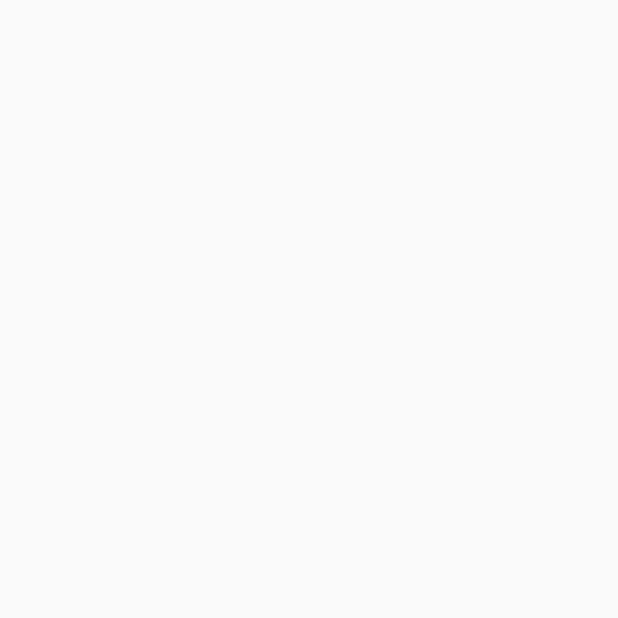
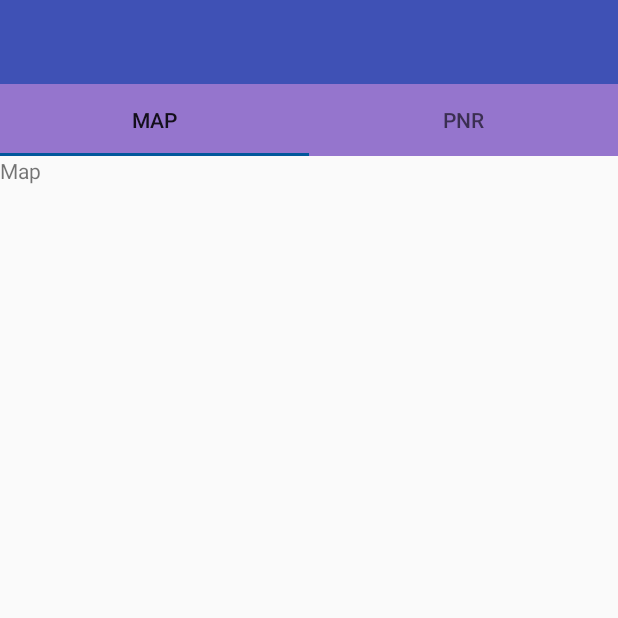
Before and after one commit to rahhulramc/LocationPlusAlarm, an Android app: the AddAlarm screen opened directly, with no data from a screen before it, on a phone screen of 412 x 824 dp, the top half of it. Before the commit the part shown is empty. Run offline under Robolectric (Android 15) with nearby library versions, the phone set to English and light mode, and no system bars.

Commit message:
Add alarm viewpager

```diff
--- a/LocationPlusAlarm/app/build.gradle
+++ b/LocationPlusAlarm/app/build.gradle
@@ -5,11 +5,12 @@ android {
     buildToolsVersion "25.0.2"
     defaultConfig {
         applicationId "com.example.abhisheikh.locationplusalarm"
-        minSdkVersion 21
+        minSdkVersion 16
         targetSdkVersion 25
         versionCode 1
         versionName "1.0"
         testInstrumentationRunner "android.support.test.runner.AndroidJUnitRunner"
+        multiDexEnabled true
     }
     buildTypes {
         release {
@@ -29,5 +30,6 @@ dependencies {
     compile 'com.google.android.gms:play-services:10.2.1'
     compile 'com.android.support:recyclerview-v7:25.3.1'
     compile 'com.android.support:design:25.3.1'
+    compile 'com.android.support:support-v4:25.3.1'
     testCompile 'junit:junit:4.12'
 }
--- a/LocationPlusAlarm/app/src/main/java/com/example/abhisheikh/locationplusalarm/AddAlarm.java
+++ b/LocationPlusAlarm/app/src/main/java/com/example/abhisheikh/locationplusalarm/AddAlarm.java
@@ -1,5 +1,7 @@
 package com.example.abhisheikh.locationplusalarm;
 
+import android.support.design.widget.TabLayout;
+import android.support.v4.view.ViewPager;
 import android.support.v7.app.AppCompatActivity;
 import android.os.Bundle;
 
@@ -9,5 +11,15 @@ public class AddAlarm extends AppCompatActivity {
     protected void onCreate(Bundle savedInstanceState) {
         super.onCreate(savedInstanceState);
         setContentView(R.layout.activity_add_alarm);
+        ViewPager viewPager = (ViewPager) findViewById(R.id.viewpager);
+
+        // Create an adapter that knows which fragment should be shown on each page
+        CategoryAdapter adapter = new CategoryAdapter(this, getSupportFragmentManager());
+
+        // Set the adapter onto the view pager
+        viewPager.setAdapter(adapter);
+
+        TabLayout tabLayout = (TabLayout) findViewById(R.id.tabs);
+        tabLayout.setupWithViewPager(viewPager);
     }
 }
--- /dev/null
+++ b/LocationPlusAlarm/app/src/main/java/com/example/abhisheikh/locationplusalarm/CategoryAdapter.java
@@ -0,0 +1,41 @@
+package com.example.abhisheikh.locationplusalarm;
+
+import android.content.Context;
+import android.support.v4.app.Fragment;
+import android.support.v4.app.FragmentManager;
+import android.support.v4.app.FragmentPagerAdapter;
+
+/**
+ * Created by Aman Saurabh on 4/14/2017.
+ */
+
+public class CategoryAdapter extends FragmentPagerAdapter {
+
+    private Context mContext;
+    public CategoryAdapter(Context context, FragmentManager fm) {
+        super(fm);
+        mContext = context;
+    }
+
+    @Override
+    public Fragment getItem(int position) {
+        if (position == 0) {
+            return new MapFragment();
+        } else {
+            return new PNRFragment();
+        }
+    }
+
+    @Override
+    public int getCount() {
+        return 2;
+    }
+    @Override
+    public CharSequence getPageTitle(int position) {
+        if (position == 0)
+            return mContext.getString(R.string.category_map);
+        else {
+            return mContext.getString(R.string.category_pnr);
+        }
+    }
+}
--- /dev/null
+++ b/LocationPlusAlarm/app/src/main/java/com/example/abhisheikh/locationplusalarm/MapFragment.java
@@ -0,0 +1,29 @@
+package com.example.abhisheikh.locationplusalarm;
+
+
+import android.os.Bundle;
+import android.support.v4.app.Fragment;
+import android.view.LayoutInflater;
+import android.view.View;
+import android.view.ViewGroup;
+
+
+/**
+ * A simple {@link Fragment} subclass.
+ */
+public class MapFragment extends Fragment {
+
+
+    public MapFragment() {
+        // Required empty public constructor
+    }
+
+
+    @Override
+    public View onCreateView(LayoutInflater inflater, ViewGroup container,
+                             Bundle savedInstanceState) {
+        // Inflate the layout for this fragment
+        return inflater.inflate(R.layout.fragment_map, container, false);
+    }
+
+}
--- /dev/null
+++ b/LocationPlusAlarm/app/src/main/java/com/example/abhisheikh/locationplusalarm/PNRFragment.java
@@ -0,0 +1,29 @@
+package com.example.abhisheikh.locationplusalarm;
+
+
+import android.os.Bundle;
+import android.support.v4.app.Fragment;
+import android.view.LayoutInflater;
+import android.view.View;
+import android.view.ViewGroup;
+
+
+/**
+ * A simple {@link Fragment} subclass.
+ */
+public class PNRFragment extends Fragment {
+
+
+    public PNRFragment() {
+        // Required empty public constructor
+    }
+
+
+    @Override
+    public View onCreateView(LayoutInflater inflater, ViewGroup container,
+                             Bundle savedInstanceState) {
+        // Inflate the layout for this fragment
+        return inflater.inflate(R.layout.fragment_pnr, container, false);
+    }
+
+}
--- a/LocationPlusAlarm/app/src/main/res/layout/activity_add_alarm.xml
+++ b/LocationPlusAlarm/app/src/main/res/layout/activity_add_alarm.xml
@@ -1,9 +1,30 @@
 <?xml version="1.0" encoding="utf-8"?>
-<android.support.constraint.ConstraintLayout xmlns:android="http://schemas.android.com/apk/res/android"
+<LinearLayout xmlns:android="http://schemas.android.com/apk/res/android"
     xmlns:app="http://schemas.android.com/apk/res-auto"
     xmlns:tools="http://schemas.android.com/tools"
     android:layout_width="match_parent"
     android:layout_height="match_parent"
+    android:orientation="vertical"
     tools:context="com.example.abhisheikh.locationplusalarm.AddAlarm">
 
-</android.support.constraint.ConstraintLayout>
+    <android.support.v7.widget.Toolbar
+        android:id="@+id/addAlarmToolbar"
+        android:layout_width="match_parent"
+        android:layout_height="?attr/actionBarSize"
+        android:background="@color/colorPrimary"
+        android:theme="@style/ThemeOverlay.AppCompat.Dark"
+        />
+
+    <android.support.design.widget.TabLayout
+        android:id="@+id/tabs"
+        android:layout_width="match_parent"
+        android:layout_height="wrap_content"
+        android:background="@color/colorPrimaryLight"
+        />
+
+    <android.support.v4.view.ViewPager
+        android:id="@+id/viewpager"
+        android:layout_width="match_parent"
+        android:layout_height="match_parent" />
+
+</LinearLayout>
--- /dev/null
+++ b/LocationPlusAlarm/app/src/main/res/layout/fragment_map.xml
@@ -0,0 +1,13 @@
+<FrameLayout xmlns:android="http://schemas.android.com/apk/res/android"
+    xmlns:tools="http://schemas.android.com/tools"
+    android:layout_width="match_parent"
+    android:layout_height="match_parent"
+    tools:context="com.example.abhisheikh.locationplusalarm.MapFragment">
+
+    <!-- TODO: Update blank fragment layout -->
+    <TextView
+        android:layout_width="match_parent"
+        android:layout_height="match_parent"
+        android:text="Map" />
+
+</FrameLayout>
--- /dev/null
+++ b/LocationPlusAlarm/app/src/main/res/layout/fragment_pnr.xml
@@ -0,0 +1,13 @@
+<FrameLayout xmlns:android="http://schemas.android.com/apk/res/android"
+    xmlns:tools="http://schemas.android.com/tools"
+    android:layout_width="match_parent"
+    android:layout_height="match_parent"
+    tools:context="com.example.abhisheikh.locationplusalarm.PNRFragment">
+
+    <!-- TODO: Update blank fragment layout -->
+    <TextView
+        android:layout_width="match_parent"
+        android:layout_height="match_parent"
+        android:text="PNR" />
+
+</FrameLayout>
--- a/LocationPlusAlarm/app/src/main/res/values/colors.xml
+++ b/LocationPlusAlarm/app/src/main/res/values/colors.xml
@@ -1,9 +1,9 @@
 <?xml version="1.0" encoding="utf-8"?>
 <resources>
-    <color name="colorPrimary">#00BCD4</color>
-    <color name="colorPrimaryDark">#0097A7</color>
-    <color name="colorAccent">#FF5722</color>
-    <color name="colorPrimaryLight">#B2EBF2</color>
+    <color name="colorPrimary">#3F51B5</color>
+    <color name="colorPrimaryDark">#673Ab7</color>
+    <color name="colorAccent">#01579B</color>
+    <color name="colorPrimaryLight">#9575CD</color>
     <color name="colorTextIcons">#FFFFFF</color>
     <color name="colorPrimaryText">#212121</color>
     <color name="colorSecondaryText">#757575</color>
--- a/LocationPlusAlarm/app/src/main/res/values/strings.xml
+++ b/LocationPlusAlarm/app/src/main/res/values/strings.xml
@@ -1,3 +1,9 @@
 <resources>
     <string name="app_name">Location+ Alarm</string>
+    <string name="category_map">Map</string>
+    <string name="category_pnr">PNR</string>
+
+    <!-- TODO: Remove or change this placeholder text -->
+    <string name="hello_blank_fragment">Hello blank fragment</string>
+    <string name="add_alarm">Add Alarm</string>
 </resources>
```
